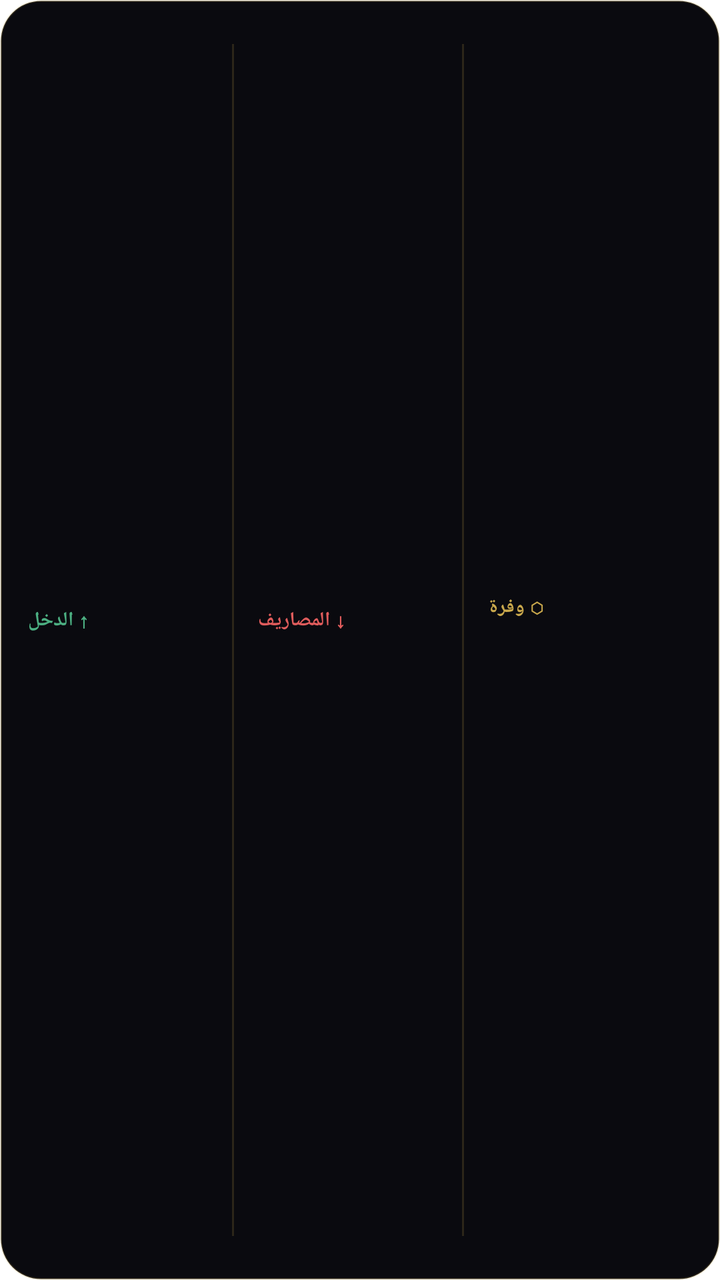
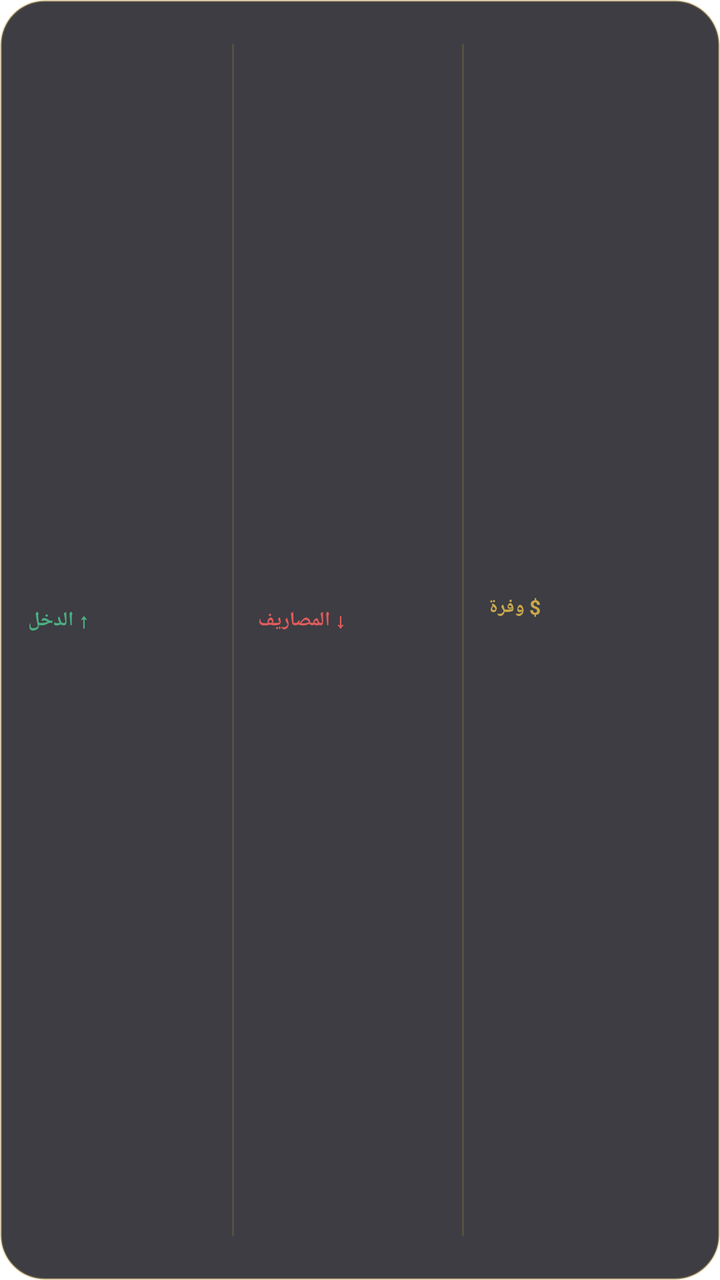

The first picture is an Android layout as it rendered before a commit; the second is the same layout after the commit. The layout source and the unified diff follow.
<!-- AndroidManifest.xml: application theme LaunchTheme -->
<!-- res/layout/widget_stats.xml -->
<?xml version="1.0" encoding="utf-8"?>
<LinearLayout xmlns:android="http://schemas.android.com/apk/res/android"
    android:layout_width="match_parent"
    android:layout_height="match_parent"
    android:orientation="horizontal"
    android:background="@drawable/widget_bg"
    android:padding="14dp"
    android:gravity="center_vertical">

    
    <LinearLayout
        android:layout_width="0dp"
        android:layout_height="match_parent"
        android:layout_weight="1"
        android:orientation="vertical"
        android:gravity="center_vertical">
        <TextView
            android:layout_width="wrap_content"
            android:layout_height="wrap_content"
            android:text="↑ الدخل"
            android:textColor="#4CAF82"
            android:textSize="10sp"
            android:textStyle="bold"/>
        <TextView
            android:id="@+id/widget_income"
            android:layout_width="wrap_content"
            android:layout_height="wrap_content"
            android:textColor="#4CAF82"
            android:textSize="13sp"
            android:textStyle="bold"
            android:layout_marginTop="2dp"/>
    </LinearLayout>

    
    <LinearLayout
        android:layout_width="1dp"
        android:layout_height="match_parent"
        android:background="#2DC9A84C"
        android:layout_marginTop="8dp"
        android:layout_marginBottom="8dp"/>

    
    <LinearLayout
        android:layout_width="0dp"
        android:layout_height="match_parent"
        android:layout_weight="1"
        android:orientation="vertical"
        android:gravity="center_vertical"
        android:layout_marginStart="12dp">
        <TextView
            android:layout_width="wrap_content"
            android:layout_height="wrap_content"
            android:text="↓ المصاريف"
            android:textColor="#E05C5C"
            android:textSize="10sp"
            android:textStyle="bold"/>
        <TextView
            android:id="@+id/widget_expense"
            android:layout_width="wrap_content"
            android:layout_height="wrap_content"
            android:textColor="#E05C5C"
            android:textSize="13sp"
            android:textStyle="bold"
            android:layout_marginTop="2dp"/>
    </LinearLayout>

    
    <LinearLayout
        android:layout_width="1dp"
        android:layout_height="match_parent"
        android:background="#2DC9A84C"
        android:layout_marginTop="8dp"
        android:layout_marginBottom="8dp"/>

    
    <LinearLayout
        android:layout_width="0dp"
        android:layout_height="match_parent"
        android:layout_weight="1"
        android:orientation="vertical"
        android:gravity="center_vertical"
        android:layout_marginStart="12dp">
        <TextView
            android:id="@+id/widget_title"
            android:layout_width="wrap_content"
            android:layout_height="wrap_content"
            android:text="⬡ وفرة"
            android:textColor="#C9A84C"
            android:textSize="10sp"
            android:textStyle="bold"/>
        <TextView
            android:id="@+id/widget_net"
            android:layout_width="wrap_content"
            android:layout_height="wrap_content"
            android:textSize="13sp"
            android:textStyle="bold"
            android:layout_marginTop="2dp"/>
        <TextView
            android:id="@+id/widget_month"
            android:layout_width="wrap_content"
            android:layout_height="wrap_content"
            android:textColor="#5A5450"
            android:textSize="9sp"
            android:layout_marginTop="1dp"/>
    </LinearLayout>

</LinearLayout>
<!-- resources referenced by this layout -->
<resources>
  <!-- drawable widget_bg (drawable) -->
  <?xml version="1.0" encoding="utf-8"?>
  <shape xmlns:android="http://schemas.android.com/apk/res/android">
      <solid android:color="#0A0A0F"/>
      <corners android:radius="20dp"/>
      <stroke android:width="1dp" android:color="#2DC9A84C"/>
  </shape>
  <style name="LaunchTheme" parent="@android:style/Theme.Light.NoTitleBar">
          
          <item name="android:windowBackground">@drawable/launch_background</item>
      </style>
  <!-- drawable launch_background (drawable) -->
  <?xml version="1.0" encoding="utf-8"?>
  <layer-list xmlns:android="http://schemas.android.com/apk/res/android">
      <item android:drawable="@android:color/white" />
  
      
      
  </layer-list>
</resources>

<!-- the commit's change to res/layout/widget_stats.xml (unified diff, before → after) -->
@@ -1,5 +1,6 @@
 <?xml version="1.0" encoding="utf-8"?>
 <LinearLayout xmlns:android="http://schemas.android.com/apk/res/android"
+    android:id="@+id/widget_stats_root"
     android:layout_width="match_parent"
     android:layout_height="match_parent"
     android:orientation="horizontal"
@@ -7,7 +8,6 @@
     android:padding="14dp"
     android:gravity="center_vertical">
 
-    
     <LinearLayout
         android:layout_width="0dp"
         android:layout_height="match_parent"
@@ -15,6 +15,7 @@
         android:orientation="vertical"
         android:gravity="center_vertical">
         <TextView
+            android:id="@+id/widget_income_label"
             android:layout_width="wrap_content"
             android:layout_height="wrap_content"
             android:text="↑ الدخل"
@@ -31,7 +32,6 @@
             android:layout_marginTop="2dp"/>
     </LinearLayout>
 
-    
     <LinearLayout
         android:layout_width="1dp"
         android:layout_height="match_parent"
@@ -39,7 +39,6 @@
         android:layout_marginTop="8dp"
         android:layout_marginBottom="8dp"/>
 
-    
     <LinearLayout
         android:layout_width="0dp"
         android:layout_height="match_parent"
@@ -48,6 +47,7 @@
         android:gravity="center_vertical"
         android:layout_marginStart="12dp">
         <TextView
+            android:id="@+id/widget_expense_label"
             android:layout_width="wrap_content"
             android:layout_height="wrap_content"
             android:text="↓ المصاريف"
@@ -64,7 +64,6 @@
             android:layout_marginTop="2dp"/>
     </LinearLayout>
 
-    
     <LinearLayout
         android:layout_width="1dp"
         android:layout_height="match_parent"
@@ -72,7 +71,6 @@
         android:layout_marginTop="8dp"
         android:layout_marginBottom="8dp"/>
 
-    
     <LinearLayout
         android:layout_width="0dp"
         android:layout_height="match_parent"
@@ -84,7 +82,7 @@
             android:id="@+id/widget_title"
             android:layout_width="wrap_content"
             android:layout_height="wrap_content"
-            android:text="⬡ وفرة"
+            android:text="$ وفرة"
             android:textColor="#C9A84C"
             android:textSize="10sp"
             android:textStyle="bold"/>
<!-- resource entries referenced after the edit -->
@@ -3,9 +3,9 @@
   <!-- drawable widget_bg (drawable) -->
   <?xml version="1.0" encoding="utf-8"?>
   <shape xmlns:android="http://schemas.android.com/apk/res/android">
-      <solid android:color="#0A0A0F"/>
-      <corners android:radius="20dp"/>
-      <stroke android:width="1dp" android:color="#2DC9A84C"/>
+      <solid android:color="#CC0D0D14"/>
+      <corners android:radius="22dp"/>
+      <stroke android:width="1dp" android:color="#55C9A84C"/>
   </shape>
   <style name="LaunchTheme" parent="@android:style/Theme.Light.NoTitleBar">
           
